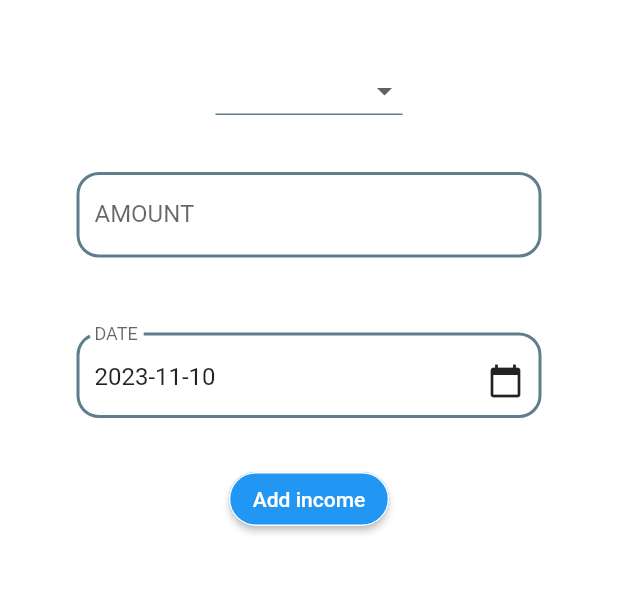
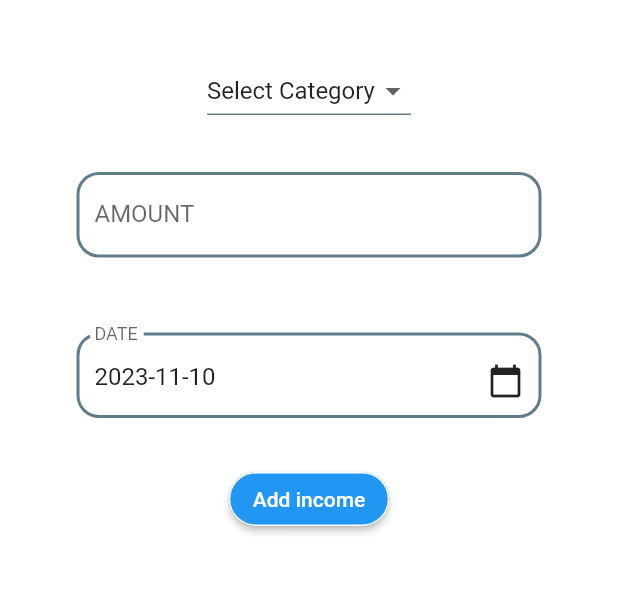
Before and after one commit to MohamedTarek26/Expenses_App-HCI_Project, a Flutter app: the screen it shows after launch, after a tap on the "add" icon, on a phone screen of 412 x 824 dp, the part 206-800 px from its top. Run offline on Flutter 3.47's test engine with Material 2 defaults, Android fonts, the phone set to English and light mode, and no system bars; our stand-ins replace gap.

Commit message:
creators commit 2

```diff
--- a/lib/add_transaction.dart
+++ b/lib/add_transaction.dart
@@ -15,11 +15,11 @@ class TransactionPage extends StatefulWidget {
 
 class _TransactionPageState extends State<TransactionPage> {
   List<bool> isSelected = [true, false];
-  String? _dropdownvalue;
+  String? _dropdownvalue = 'Select Category';
   DateTime selectedDate = DateTime.now();
   double amount = 0.0;
   String category = "";
-
+  var _controller= TextEditingController();
   Future<void> _selectDate(BuildContext context) async {
     final DateTime picked = (await showDatePicker(
           context: context,
@@ -93,6 +93,10 @@ class _TransactionPageState extends State<TransactionPage> {
             ),
             items: const [
               DropdownMenuItem(
+                value: "Select Category",
+                child: Text("Select Category"),
+              ),
+              DropdownMenuItem(
                 value: "Entertainment",
                 child: Text("Entertainment"),
               ),
@@ -123,6 +127,7 @@ class _TransactionPageState extends State<TransactionPage> {
           ),
           const Gap(30),
           TextField(
+            controller: _controller,
             keyboardType: TextInputType.number,
             decoration: InputDecoration(
                 border: const OutlineInputBorder(),
@@ -176,6 +181,7 @@ class _TransactionPageState extends State<TransactionPage> {
                 )
             ),
             onPressed: () {
+              _controller.clear();
               // Create Transaction object and pass it to the callback
               widget.onAddTransaction(
                 Transaction(
```
